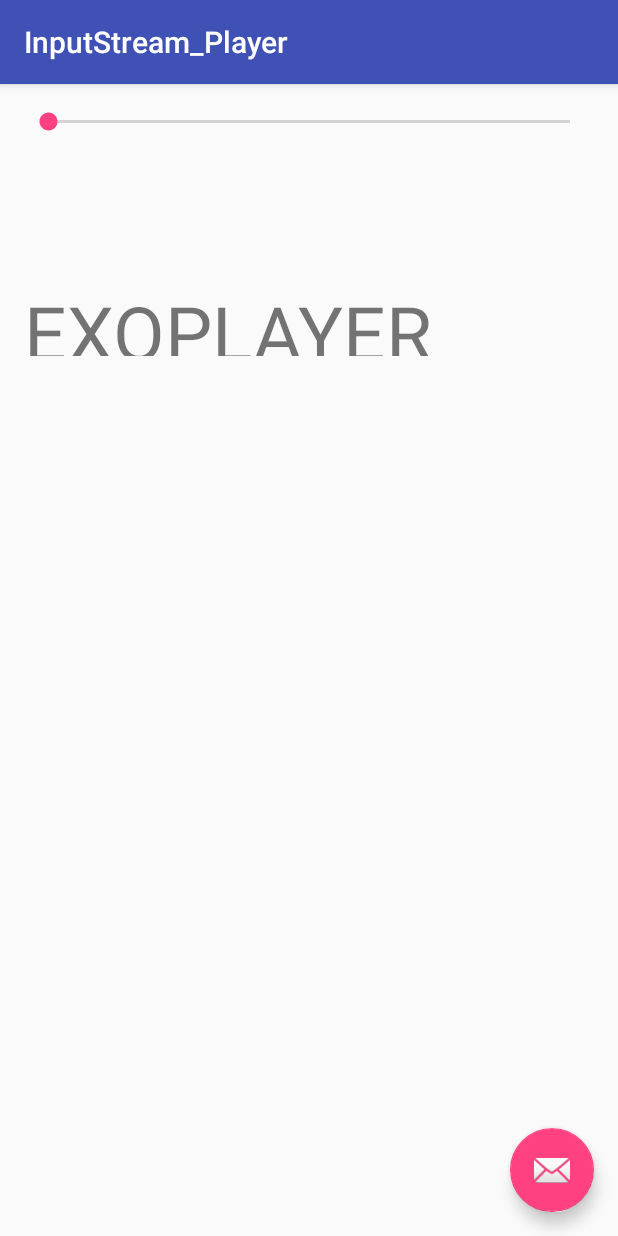
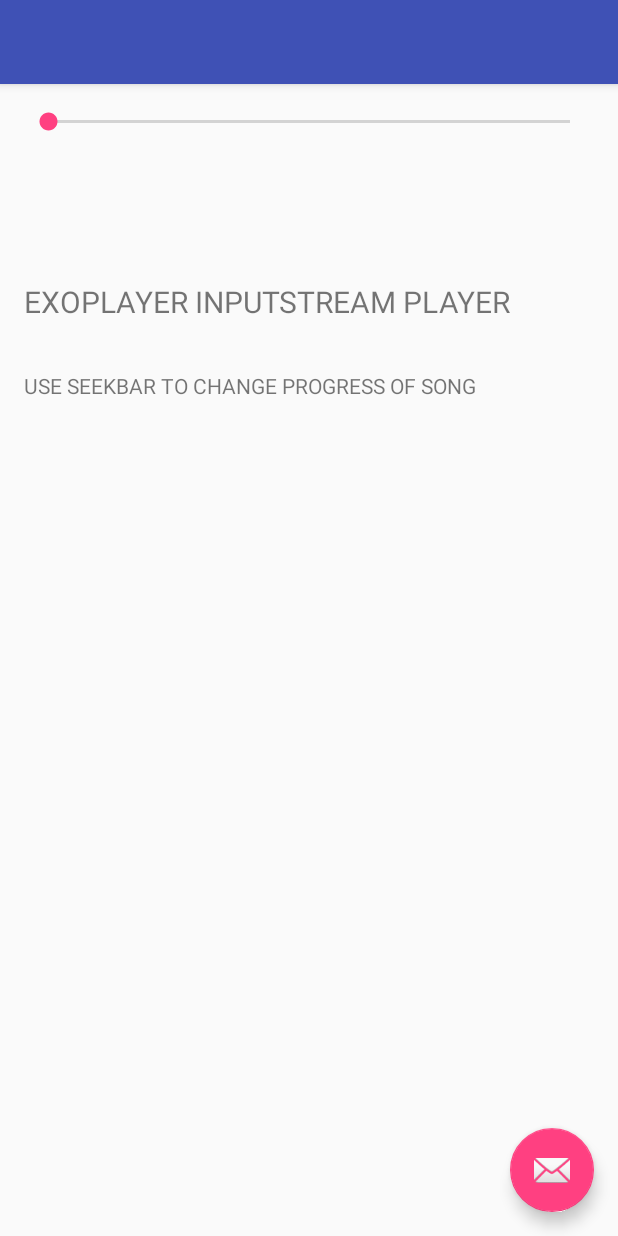
Before and after one commit to amanmj/InputStream_Player, an Android app: the screen it shows after launch (MainActivity), on a phone screen of 412 x 824 dp. Run offline under Robolectric (Android 15) with nearby library versions, the phone set to English and light mode, and no system bars.

Commit message:
second commit

```diff
--- a/app/src/main/java/com/example/amanmj/inputstream_player/MainActivity.java
+++ b/app/src/main/java/com/example/amanmj/inputstream_player/MainActivity.java
@@ -1,6 +1,7 @@
 package com.example.amanmj.inputstream_player;
 
 import android.os.Bundle;
+import android.os.Environment;
 import android.support.design.widget.FloatingActionButton;
 import android.support.design.widget.Snackbar;
 import android.support.v7.app.AppCompatActivity;
@@ -10,31 +11,93 @@ import android.view.LayoutInflater;
 import android.view.View;
 import android.view.Menu;
 import android.view.MenuItem;
+import android.widget.SeekBar;
 
 import com.google.android.exoplayer.ExoPlayer;
+import com.google.android.exoplayer.FrameworkSampleSource;
+import com.google.android.exoplayer.MediaCodecAudioTrackRenderer;
+import com.google.android.exoplayer.SampleSource;
+
+import java.io.File;
+import java.io.FileDescriptor;
+import java.io.FileInputStream;
+import java.io.FileNotFoundException;
+import java.io.IOException;
 
 public class MainActivity extends AppCompatActivity {
     private ExoPlayer exoPlayer;
     private int rendererCount;
+    File file;
+    SeekBar seekBar;
 
     @Override
-    protected void onCreate(Bundle savedInstanceState) {
+    protected void onCreate(Bundle savedInstanceState){
         super.onCreate(savedInstanceState);
         setContentView(R.layout.activity_main);
-        Toolbar toolbar = (Toolbar) findViewById(R.id.toolbar);
-        setSupportActionBar(toolbar);
+
         rendererCount=1;
         exoPlayer= ExoPlayer.Factory.newInstance(rendererCount);
+        /* location of file in the root directory of SD Card named "song.mp3" */
+        file=new File(Environment.getExternalStorageDirectory(),"song.mp3");
+        /*check if file is present or not*/
+        try
+        {
+            if(file.exists()==false)
+            {
+                throw new FileNotFoundException("File not present in root of SD Card");
+            }
+        }
+        catch(FileNotFoundException e)
+        {
+            e.printStackTrace();
+        }
 
 
 
 
+
+
+
+
+
+
+        /*
+        seekbar Listener to seek exoplayer to different duration
+         */
+        seekBar=(SeekBar)findViewById(R.id.seekBar);
+        seekBar.setOnSeekBarChangeListener(new SeekBar.OnSeekBarChangeListener() {
+            @Override
+            public void onProgressChanged(SeekBar seekBar, int progress, boolean fromUser) {
+                if (fromUser) {
+                    long newPos = (progress * exoPlayer.getDuration()) / 100;
+                    exoPlayer.seekTo(newPos);
+                }
+
+            }
+
+            @Override
+            public void onStartTrackingTouch(SeekBar seekBar) {
+
+            }
+
+            @Override
+            public void onStopTrackingTouch(SeekBar seekBar) {
+
+            }
+        });
+
     }
-    @Override
+    /*@Override
     public long getAvailableBytes() {
         if(counter.get() > file.length())
             return file.length();
         else
             return counter.get();
-    }
+    }*/
+    Runnable runnable=new Runnable() {
+        @Override
+        public void run() {
+
+        }
+    };
 }
--- a/app/src/main/res/layout/content_main.xml
+++ b/app/src/main/res/layout/content_main.xml
@@ -14,10 +14,10 @@
 
     <TextView
         android:layout_width="match_parent"
-        android:layout_height="50dp"
-        android:text="EXOPLAYER "
+        android:layout_height="60dp"
+        android:text="EXOPLAYER INPUTSTREAM PLAYER"
         android:id="@+id/textView"
-        android:textSize="50dp"
+        android:textSize="20dp"
         android:layout_alignParentTop="true"
         android:layout_alignParentRight="true"
         android:layout_alignParentEnd="true"
@@ -32,4 +32,13 @@
         android:layout_alignParentTop="true"
         android:layout_alignParentLeft="true"
         android:layout_alignParentStart="true" />
+
+    <TextView
+        android:layout_width="match_parent"
+        android:layout_height="40dp"
+        android:text="USE SEEKBAR TO CHANGE PROGRESS OF SONG"
+        android:id="@+id/textView2"
+        android:layout_below="@+id/textView"
+        android:layout_alignParentLeft="true"
+        android:layout_alignParentStart="true" />
 </RelativeLayout>
```
Also changed, not shown: 5 other files.
